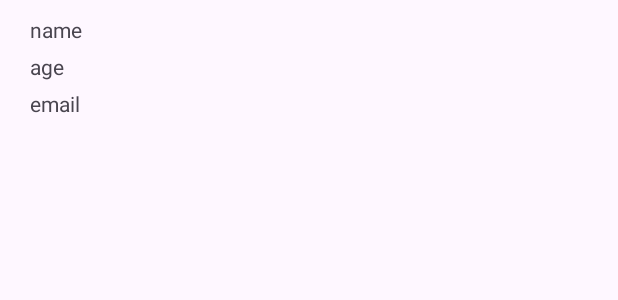
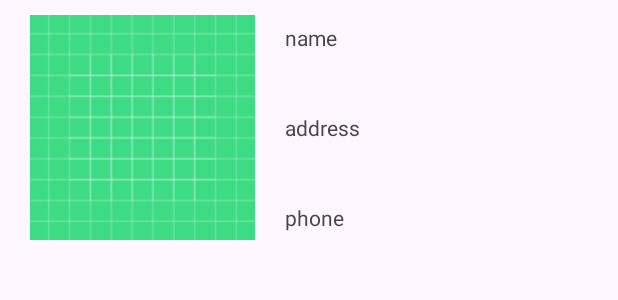
Before and after one commit to mr-ruslan/RandomUsersApp, an Android app: the layout user_card.xml on its own in the app's theme, with its tools: preview values and no code run, on a phone screen of 412 x 824 dp. Shown: the top 300 px of the screen. Run offline under Robolectric (Android 15) with nearby library versions, the phone set to English and light mode, and no system bars.

Commit message:
add images

```diff
--- a/app/build.gradle.kts
+++ b/app/build.gradle.kts
@@ -86,12 +86,15 @@ dependencies {
     // optional - Paging 3 Integration
     implementation("androidx.room:room-paging:$room_version")
 
+    // Dagger
     val dagger_version = "2.51"
-    // Dagger
     implementation("com.google.dagger:dagger:$dagger_version")
     kapt("com.google.dagger:dagger-compiler:$dagger_version")
     implementation("com.google.dagger:dagger-android:$dagger_version")
     kapt("com.google.dagger:dagger-android-processor:$dagger_version")
     implementation("com.google.dagger:dagger-android-support:$dagger_version")
 
+    // Glide
+    implementation("com.github.bumptech.glide:glide:4.16.0")
+
 }
--- a/app/src/main/java/ru/nsu/morozov/randomusers/data/local/model/UserModel.kt
+++ b/app/src/main/java/ru/nsu/morozov/randomusers/data/local/model/UserModel.kt
@@ -11,6 +11,8 @@ data class UserModel(
     val phone: String,
     val cell: String,
     val age: Int,
+    val imagePreview: String,
+    val image: String,
 )
 {
     @PrimaryKey(autoGenerate = true)
--- a/app/src/main/java/ru/nsu/morozov/randomusers/domain/entity/User.kt
+++ b/app/src/main/java/ru/nsu/morozov/randomusers/domain/entity/User.kt
@@ -5,5 +5,7 @@ data class User(
     val name: String,
     val phone: String,
     val age: Int,
-    val email: String
+    val email: String,
+    val imagePreview: String,
+    val image: String,
 )
--- a/app/src/main/res/layout/user_card.xml
+++ b/app/src/main/res/layout/user_card.xml
@@ -5,34 +5,61 @@
     android:layout_width="match_parent"
     android:layout_height="wrap_content"
     android:paddingHorizontal="20dp"
-    android:paddingBottom="20dp">
+    android:paddingBottom="10dp"
+    android:paddingTop="10dp">
+
+    <ImageView
+        android:id="@+id/user_image"
+        android:layout_width="150dp"
+        android:layout_height="150dp"
+        android:adjustViewBounds="true"
+        android:scaleType="fitCenter"
+        app:layout_constraintStart_toStartOf="parent"
+        app:layout_constraintTop_toTopOf="parent"
+        tools:src="@drawable/ic_launcher_background" />
+
+    <androidx.constraintlayout.widget.ConstraintLayout
+        android:layout_width="wrap_content"
+        android:layout_height="0dp"
+        android:layout_marginLeft="20dp"
+        app:layout_constraintBottom_toBottomOf="parent"
+        app:layout_constraintStart_toEndOf="@+id/user_image"
+        app:layout_constraintTop_toTopOf="parent">
 
         <TextView
             android:id="@+id/user_name"
             android:layout_width="wrap_content"
             android:layout_height="wrap_content"
-        android:paddingTop="10dp"
+            android:paddingVertical="5dp"
+            app:layout_constraintBottom_toTopOf="@+id/user_address"
             app:layout_constraintStart_toStartOf="parent"
             app:layout_constraintTop_toTopOf="parent"
+            app:layout_constraintVertical_chainStyle="spread_inside"
             tools:text="name" />
 
         <TextView
-        android:id="@+id/user_age"
+            android:id="@+id/user_address"
             android:layout_width="wrap_content"
             android:layout_height="wrap_content"
-        android:paddingTop="5dp"
+            android:paddingVertical="5dp"
+            app:layout_constraintBottom_toTopOf="@+id/user_phone"
             app:layout_constraintStart_toStartOf="parent"
             app:layout_constraintTop_toBottomOf="@+id/user_name"
-        tools:text="age" />
+            app:layout_constraintVertical_chainStyle="spread_inside"
+            tools:text="address" />
 
         <TextView
-        android:id="@+id/user_email"
+            android:id="@+id/user_phone"
             android:layout_width="wrap_content"
             android:layout_height="wrap_content"
-        android:paddingTop="5dp"
+            android:paddingVertical="5dp"
+            app:layout_constraintBottom_toBottomOf="parent"
             app:layout_constraintStart_toStartOf="parent"
-        app:layout_constraintTop_toBottomOf="@+id/user_age"
-        tools:text="email" />
+            app:layout_constraintTop_toBottomOf="@+id/user_address"
+            app:layout_constraintVertical_chainStyle="spread_inside"
+            tools:text="phone" />
+
+    </androidx.constraintlayout.widget.ConstraintLayout>
 
 
 </androidx.constraintlayout.widget.ConstraintLayout>
```
Also changed, not shown: app/src/main/java/ru/nsu/morozov/randomusers/data/remote/model/UserModel.kt (+7 -0 lines), app/src/main/java/ru/nsu/morozov/randomusers/data/tools/UserConverter.kt (+8 -2 lines), app/src/main/java/ru/nsu/morozov/randomusers/presentation/ui/ListAdapter.kt (+24 -2 lines). Lines whose indentation alone changed are shown as unchanged.
